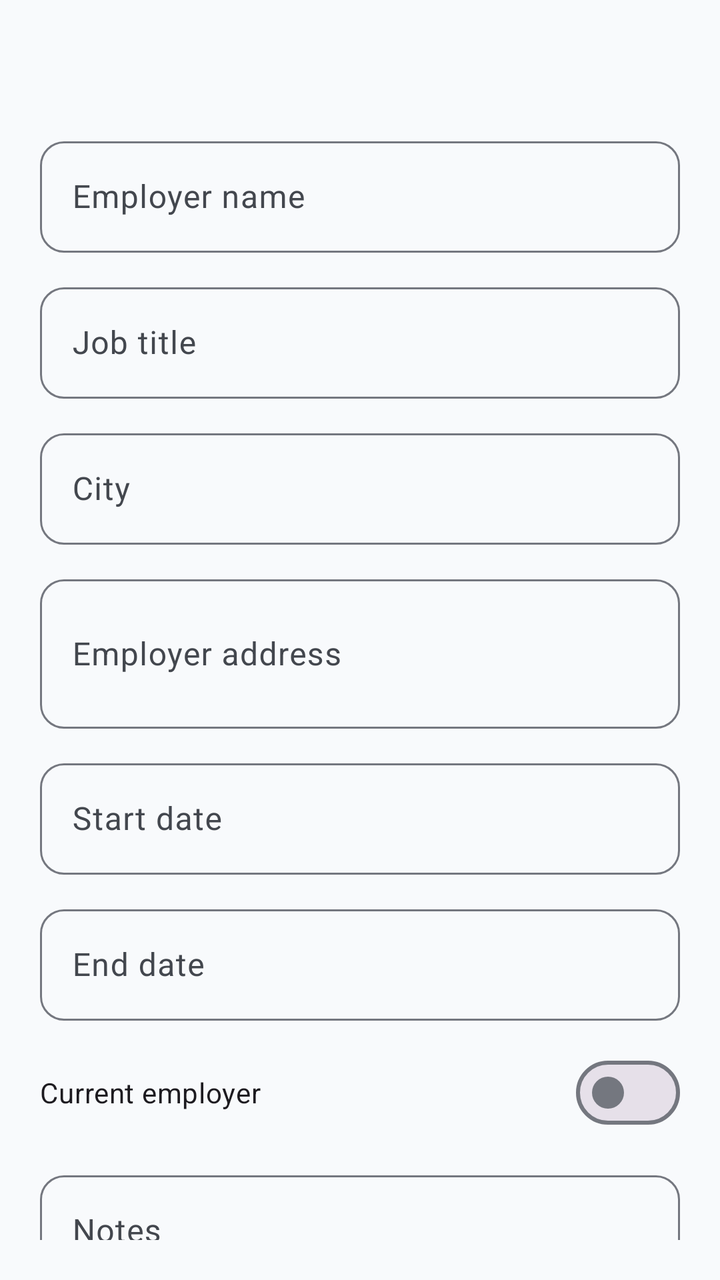
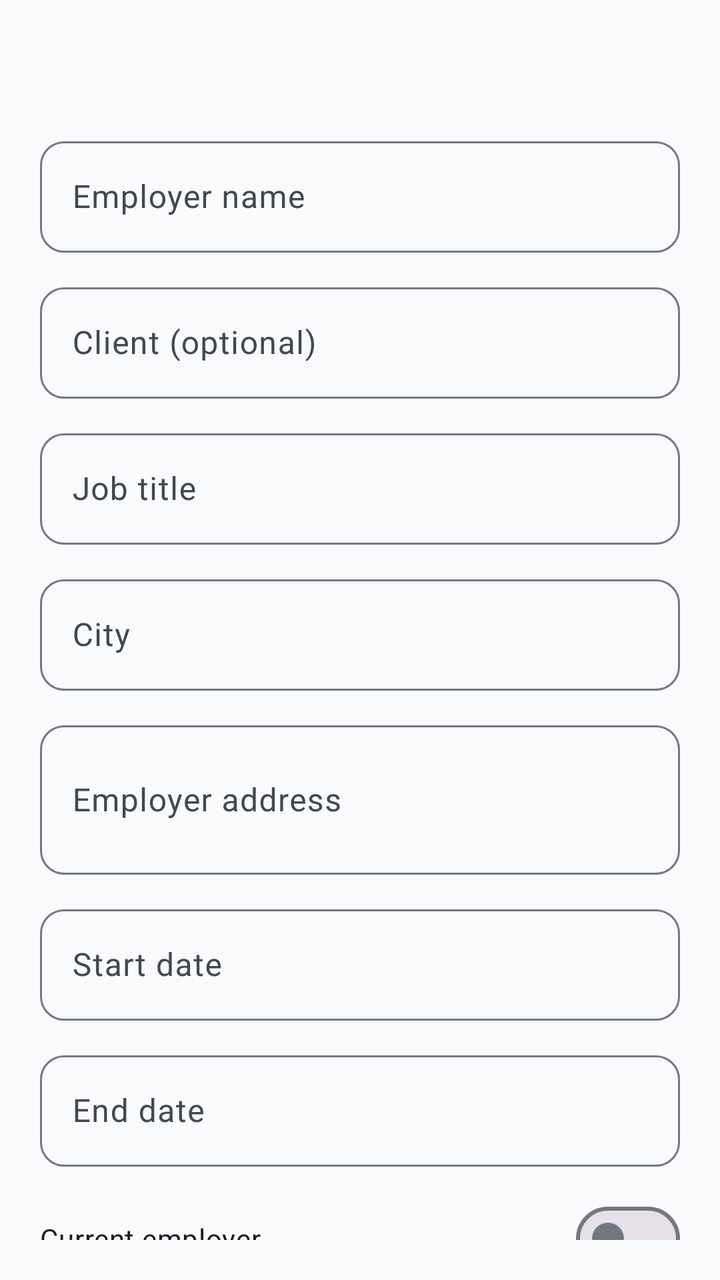

Before-and-after screenshots of an Android layout around one commit, followed by the original layout XML and the change that was made.
<!-- AndroidManifest.xml: application theme Theme.ImmigrantVault -->
<!-- res/layout/bottom_sheet_employer_form.xml -->
<?xml version="1.0" encoding="utf-8"?>
<androidx.core.widget.NestedScrollView xmlns:android="http://schemas.android.com/apk/res/android"
    android:layout_width="match_parent"
    android:layout_height="wrap_content"
    android:padding="@dimen/form_padding">

    <LinearLayout
        android:layout_width="match_parent"
        android:layout_height="wrap_content"
        android:orientation="vertical">

        <TextView
            android:id="@+id/form_title"
            android:layout_width="match_parent"
            android:layout_height="wrap_content"
            android:layout_marginBottom="16dp"
            android:textAppearance="@style/TextAppearance.ImmigrantVault.FormTitle" />

        <com.google.android.material.textfield.TextInputLayout
            android:id="@+id/input_employer_layout"
            style="@style/Widget.ImmigrantVault.TextInputLayout"
            android:layout_width="match_parent"
            android:layout_height="wrap_content"
            android:hint="@string/label_employer_name">

            <com.google.android.material.textfield.TextInputEditText
                android:id="@+id/input_employer"
                android:layout_width="match_parent"
                android:layout_height="wrap_content" />

        </com.google.android.material.textfield.TextInputLayout>

        <com.google.android.material.textfield.TextInputLayout
            android:id="@+id/input_job_layout"
            style="@style/Widget.ImmigrantVault.TextInputLayout"
            android:layout_width="match_parent"
            android:layout_height="wrap_content"
            android:layout_marginTop="@dimen/form_field_spacing"
            android:hint="@string/label_job_title">

            <com.google.android.material.textfield.TextInputEditText
                android:id="@+id/input_job"
                android:layout_width="match_parent"
                android:layout_height="wrap_content" />

        </com.google.android.material.textfield.TextInputLayout>

        <com.google.android.material.textfield.TextInputLayout
            android:id="@+id/input_city_layout"
            style="@style/Widget.ImmigrantVault.TextInputLayout"
            android:layout_width="match_parent"
            android:layout_height="wrap_content"
            android:layout_marginTop="@dimen/form_field_spacing"
            android:hint="@string/label_city">

            <com.google.android.material.textfield.TextInputEditText
                android:id="@+id/input_city"
                android:layout_width="match_parent"
                android:layout_height="wrap_content" />

        </com.google.android.material.textfield.TextInputLayout>

        <com.google.android.material.textfield.TextInputLayout
            android:id="@+id/input_address_layout"
            style="@style/Widget.ImmigrantVault.TextInputLayout"
            android:layout_width="match_parent"
            android:layout_height="wrap_content"
            android:layout_marginTop="@dimen/form_field_spacing"
            android:hint="@string/label_employer_address">

            <com.google.android.material.textfield.TextInputEditText
                android:id="@+id/input_address"
                android:layout_width="match_parent"
                android:layout_height="wrap_content"
                android:inputType="textPostalAddress|textMultiLine"
                android:minLines="2" />

        </com.google.android.material.textfield.TextInputLayout>

        <com.google.android.material.textfield.TextInputLayout
            android:id="@+id/input_start_layout"
            style="@style/Widget.ImmigrantVault.TextInputLayout"
            android:layout_width="match_parent"
            android:layout_height="wrap_content"
            android:layout_marginTop="@dimen/form_field_spacing"
            android:hint="@string/label_start_date">

            <com.google.android.material.textfield.TextInputEditText
                android:id="@+id/input_start"
                android:layout_width="match_parent"
                android:layout_height="wrap_content"
                android:focusable="false" />

        </com.google.android.material.textfield.TextInputLayout>

        <com.google.android.material.textfield.TextInputLayout
            android:id="@+id/input_end_layout"
            style="@style/Widget.ImmigrantVault.TextInputLayout"
            android:layout_width="match_parent"
            android:layout_height="wrap_content"
            android:layout_marginTop="@dimen/form_field_spacing"
            android:hint="@string/label_end_date">

            <com.google.android.material.textfield.TextInputEditText
                android:id="@+id/input_end"
                android:layout_width="match_parent"
                android:layout_height="wrap_content"
                android:focusable="false" />

        </com.google.android.material.textfield.TextInputLayout>

        <com.google.android.material.materialswitch.MaterialSwitch
            android:id="@+id/switch_current"
            android:layout_width="match_parent"
            android:layout_height="wrap_content"
            android:layout_marginTop="@dimen/form_field_spacing"
            android:text="@string/label_current_employer" />

        <com.google.android.material.textfield.TextInputLayout
            android:id="@+id/input_notes_layout"
            style="@style/Widget.ImmigrantVault.TextInputLayout"
            android:layout_width="match_parent"
            android:layout_height="wrap_content"
            android:layout_marginTop="@dimen/form_field_spacing"
            android:hint="@string/label_notes">

            <com.google.android.material.textfield.TextInputEditText
                android:id="@+id/input_notes"
                android:layout_width="match_parent"
                android:layout_height="wrap_content" />

        </com.google.android.material.textfield.TextInputLayout>

        <LinearLayout
            android:layout_width="match_parent"
            android:layout_height="wrap_content"
            android:layout_marginTop="16dp"
            android:gravity="end"
            android:orientation="horizontal">

            <com.google.android.material.button.MaterialButton
                android:id="@+id/btn_delete"
                style="@style/Widget.ImmigrantVault.Button.Text"
                android:layout_width="wrap_content"
                android:layout_height="wrap_content"
                android:text="@string/action_delete"
                android:textColor="?attr/colorError"
                android:visibility="gone" />

            <View android:layout_width="0dp" android:layout_height="0dp" android:layout_weight="1" />

            <com.google.android.material.button.MaterialButton
                android:id="@+id/btn_cancel"
                style="@style/Widget.ImmigrantVault.Button.Text"
                android:layout_width="wrap_content"
                android:layout_height="wrap_content"
                android:text="@string/action_cancel" />

            <com.google.android.material.button.MaterialButton
                android:id="@+id/btn_save"
                android:layout_width="wrap_content"
                android:layout_height="wrap_content"
                android:layout_marginStart="8dp"
                android:text="@string/action_save" />

        </LinearLayout>

    </LinearLayout>

</androidx.core.widget.NestedScrollView>
<!-- resources referenced by this layout -->
<resources>
  <dimen name="form_field_spacing">12dp</dimen>
  <dimen name="form_padding">20dp</dimen>
  <string name="action_cancel">Cancel</string>
  <string name="action_delete">Delete</string>
  <string name="action_save">Save</string>
  <string name="label_city">City</string>
  <string name="label_current_employer">Current employer</string>
  <string name="label_employer_address">Employer address</string>
  <string name="label_employer_name">Employer name</string>
  <string name="label_end_date">End date</string>
  <string name="label_job_title">Job title</string>
  <string name="label_notes">Notes</string>
  <string name="label_start_date">Start date</string>
  <style name="TextAppearance.ImmigrantVault.FormTitle" parent="TextAppearance.Material3.TitleLarge">
          <item name="android:textColor">?attr/colorOnSurface</item>
          <item name="android:letterSpacing">0</item>
      </style>
  <style name="Theme.ImmigrantVault" parent="Base.Theme.ImmigrantVault" />
  <style name="ShapeAppearance.ImmigrantVault.SmallComponent" parent="ShapeAppearance.Material3.SmallComponent">
          <item name="cornerFamily">rounded</item>
          <item name="cornerSize">@dimen/corner_small</item>
      </style>
  <dimen name="corner_small">12dp</dimen>
  <color name="md_theme_primary">#1B3A5C</color>
  <color name="md_theme_on_primary">#FFFFFF</color>
  <color name="md_theme_primary_container">#D4E3F3</color>
  <color name="md_theme_on_primary_container">#0A1F33</color>
  <color name="md_theme_secondary">#2A9D8F</color>
  <color name="md_theme_on_secondary">#FFFFFF</color>
  <color name="md_theme_secondary_container">#B8E8E0</color>
  <color name="md_theme_on_secondary_container">#0A3D36</color>
  <color name="md_theme_tertiary">#E9C46A</color>
  <color name="md_theme_on_tertiary">#3D2F00</color>
  <color name="md_theme_tertiary_container">#FFF0C2</color>
  <color name="md_theme_on_tertiary_container">#4A3800</color>
  <color name="md_theme_error">#BA1A1A</color>
  <color name="md_theme_on_error">#FFFFFF</color>
  <color name="md_theme_error_container">#FFDAD6</color>
  <color name="md_theme_on_error_container">#410002</color>
  <color name="md_theme_background">#F8FAFC</color>
  <color name="md_theme_on_background">#1A1C1E</color>
  <color name="md_theme_surface">#FFFFFF</color>
  <color name="md_theme_on_surface">#1A1C1E</color>
  <color name="md_theme_surface_variant">#E8EEF4</color>
  <color name="md_theme_on_surface_variant">#43474E</color>
  <color name="md_theme_outline">#74777F</color>
  <color name="md_theme_outline_variant">#C4C7CF</color>
  <style name="ShapeAppearance.ImmigrantVault.MediumComponent" parent="ShapeAppearance.Material3.MediumComponent">
          <item name="cornerFamily">rounded</item>
          <item name="cornerSize">@dimen/corner_medium</item>
      </style>
  <style name="ShapeAppearance.ImmigrantVault.LargeComponent" parent="ShapeAppearance.Material3.LargeComponent">
          <item name="cornerFamily">rounded</item>
          <item name="cornerSize">@dimen/corner_extra_large</item>
      </style>
  <style name="ThemeOverlay.ImmigrantVault.BottomSheetDialog" parent="ThemeOverlay.Material3.BottomSheetDialog">
          <item name="bottomSheetStyle">@style/Widget.ImmigrantVault.BottomSheet</item>
      </style>
  <style name="ThemeOverlay.ImmigrantVault.MaterialAlertDialog" parent="ThemeOverlay.Material3.MaterialAlertDialog">
          <item name="shapeAppearance">@style/ShapeAppearance.ImmigrantVault.MediumComponent</item>
          <item name="shapeAppearanceOverlay">@null</item>
      </style>
  <dimen name="corner_medium">16dp</dimen>
  <dimen name="corner_extra_large">28dp</dimen>
  <dimen name="corner_large">20dp</dimen>
  <dimen name="elevation_card">2dp</dimen>
  <!-- unchanged entries left out for length: 7 -->
</resources>

<!-- the commit's change to res/layout/bottom_sheet_employer_form.xml (unified diff, before → after) -->
@@ -25,6 +25,21 @@
 
             <com.google.android.material.textfield.TextInputEditText
                 android:id="@+id/input_employer"
+                android:layout_width="match_parent"
+                android:layout_height="wrap_content" />
+
+        </com.google.android.material.textfield.TextInputLayout>
+
+        <com.google.android.material.textfield.TextInputLayout
+            android:id="@+id/input_client_layout"
+            style="@style/Widget.ImmigrantVault.TextInputLayout"
+            android:layout_width="match_parent"
+            android:layout_height="wrap_content"
+            android:layout_marginTop="@dimen/form_field_spacing"
+            android:hint="@string/label_client">
+
+            <com.google.android.material.textfield.TextInputEditText
+                android:id="@+id/input_client"
                 android:layout_width="match_parent"
                 android:layout_height="wrap_content" />
 
<!-- resource entries referenced after the edit -->
@@ -6,6 +6,7 @@
   <string name="action_delete">Delete</string>
   <string name="action_save">Save</string>
   <string name="label_city">City</string>
+  <string name="label_client">Client (optional)</string>
   <string name="label_current_employer">Current employer</string>
   <string name="label_employer_address">Employer address</string>
   <string name="label_employer_name">Employer name</string>
